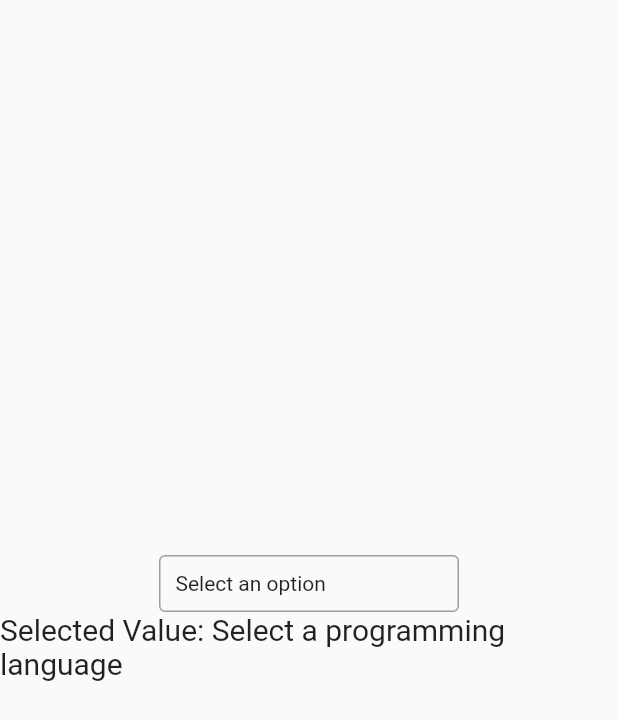
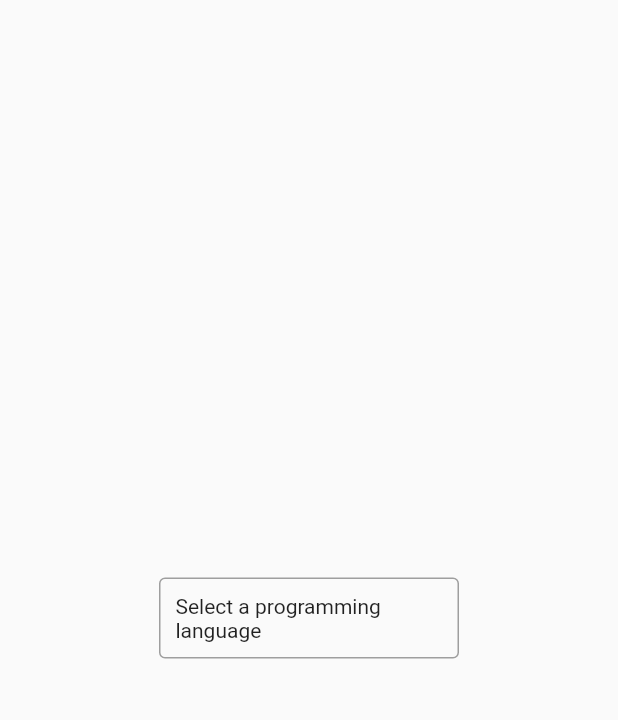
Before and after one commit to diasmashikov/ednex, a Flutter app: the screen it shows after launch, on a phone screen of 412 x 824 dp. Shown: the top 720 px of the screen. Run offline on Flutter 3.47's test engine with Material 2 defaults, Android fonts, the phone set to English and light mode, and no system bars.

Commit message:
Reusable dropdown

```diff
--- a/lib/main_screen.dart
+++ b/lib/main_screen.dart
@@ -13,7 +13,7 @@ class MainScreen extends StatefulWidget {
 class _MainScreenState extends State<MainScreen> {
   String programmingLanguage = 'Select a programming language';
 
-  void handleDropdownValueChange(String value) {
+  void handleDropdownProgrammingChange(String value) {
     setState(() {
       programmingLanguage = value;
     });
@@ -27,14 +27,9 @@ class _MainScreenState extends State<MainScreen> {
           mainAxisAlignment: MainAxisAlignment.center,
           children: <Widget>[
             CustomDropdown(
-              onChanged: handleDropdownValueChange,
-            ),
-            Text(
-              'Selected Value: $programmingLanguage',
-              style: const TextStyle(
-                fontSize: 20,
-              ),
-            ),
+                initialValue: programmingLanguage,
+                options: ['Java', 'Python', 'JavaScript', 'C#'],
+                onChanged: handleDropdownProgrammingChange),
           ],
         ),
       ),
--- a/lib/widgets/custom_dropdown.dart
+++ b/lib/widgets/custom_dropdown.dart
@@ -3,18 +3,28 @@ import 'package:flutter/material.dart';
 typedef void ValueChangedCallback(String selectedValue);
 
 class CustomDropdown extends StatefulWidget {
+  final String initialValue;
+  final List<String> options;
   final ValueChangedCallback onChanged;
 
-  CustomDropdown({required this.onChanged});
+  CustomDropdown(
+      {required this.initialValue,
+      required this.options,
+      required this.onChanged});
 
   @override
   _CustomDropdownState createState() => _CustomDropdownState();
 }
 
 class _CustomDropdownState extends State<CustomDropdown> {
-  List<String> options = ['Option 1', 'Option 2', 'Option 3', 'Option 4'];
   String selectedOption = 'Select an option';
   bool isDropdownOpen = false;
+
+  @override
+  void initState() {
+    super.initState();
+    selectedOption = widget.initialValue;
+  }
 
   void _handleOptionSelected(String option) {
     setState(() {
@@ -56,7 +66,7 @@ class _CustomDropdownState extends State<CustomDropdown> {
               borderRadius: BorderRadius.circular(4),
             ),
             child: Column(
-              children: options
+              children: widget.options
                   .map((option) => GestureDetector(
                         onTap: () {
                           _handleOptionSelected(option);
```
